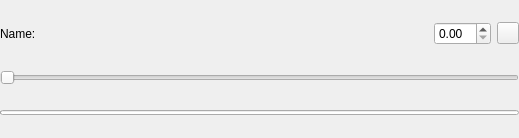
Before: the Qt Designer form src/noggit/ui/tools/UiCommon/ExtendedSliderUi.ui in randomkid2/Noggit_Crimson, drawn with Qt 5.
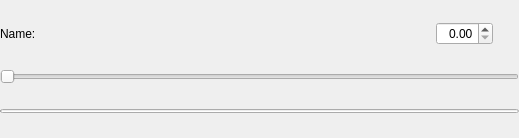
After: the same form once the commit is applied.

Diff of the .ui file:
```diff
--- a/src/noggit/ui/tools/UiCommon/ExtendedSliderUi.ui
+++ b/src/noggit/ui/tools/UiCommon/ExtendedSliderUi.ui
@@ -33,7 +33,7 @@
   -->
   <layout class="QVBoxLayout" name="verticalLayout">
    <property name="spacing">
-    <number>3</number>
+    <number>2</number>
    </property>
    <property name="leftMargin">
     <number>0</number>
@@ -85,7 +85,11 @@
       </spacer>
      </item>
      <item>
-      <widget class="QDoubleSpinBox" name="doubleSpinBox"/>
+      <widget class="QDoubleSpinBox" name="doubleSpinBox">
+       <property name="alignment">
+        <set>Qt::AlignRight|Qt::AlignTrailing|Qt::AlignVCenter</set>
+       </property>
+      </widget>
      </item>
      <item>
       <widget class="QPushButton" name="tabletControlMenuButton">
@@ -97,25 +101,40 @@
        </property>
        <property name="minimumSize">
         <size>
-         <width>22</width>
-         <height>22</height>
+         <width>20</width>
+         <height>20</height>
         </size>
        </property>
        <property name="maximumSize">
         <size>
-         <width>22</width>
-         <height>22</height>
+         <width>20</width>
+         <height>20</height>
         </size>
        </property>
        <property name="text">
         <string/>
        </property>
+       <property name="flat">
+        <bool>true</bool>
+       </property>
       </widget>
      </item>
     </layout>
    </item>
    <item>
     <widget class="QSlider" name="slider">
+     <property name="minimumSize">
+      <size>
+       <width>0</width>
+       <height>16</height>
+      </size>
+     </property>
+     <property name="maximumSize">
+      <size>
+       <width>16777215</width>
+       <height>16</height>
+      </size>
+     </property>
      <property name="orientation">
       <enum>Qt::Horizontal</enum>
      </property>
@@ -126,7 +145,7 @@
      <property name="maximumSize">
       <size>
        <width>16777215</width>
-       <height>5</height>
+       <height>4</height>
       </size>
      </property>
      <property name="value">
```
Left out of the diff: 34 changed lines with no effect on the pictures.
